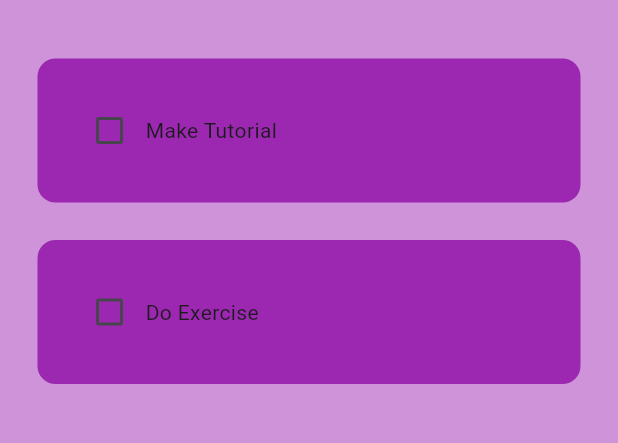
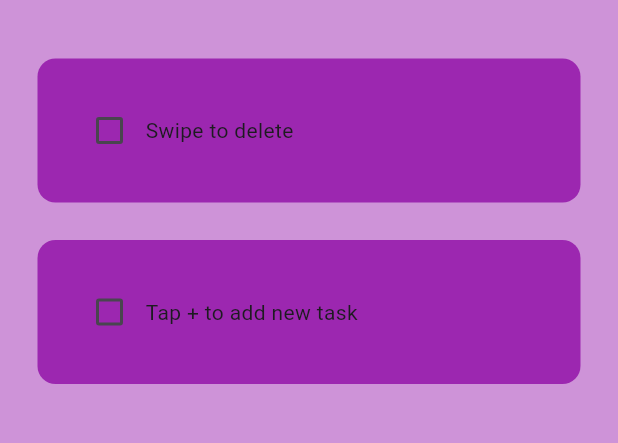
Before and after one commit to Ayush2006128/todo, a Flutter app: the screen it shows after launch, on a phone screen of 412 x 824 dp, the part 63-506 px from its top. Run offline on Flutter 3.47's test engine with Material 2 defaults, Android fonts, the phone set to English and light mode, and no system bars; drawn by our look-alikes of flutter_slidable; our stand-ins replace hive_flutter; accounts and stored records are empty.

Commit message:
first built

```diff
--- a/lib/data/database.dart
+++ b/lib/data/database.dart
@@ -9,8 +9,8 @@ class ToDoDataBase {
   // run this method if this is the 1st time ever opening this app
   void createInitialData() {
     toDoList = [
-      ["Make Tutorial", false],
-      ["Do Exercise", false],
+      ["Swipe to delete", false],
+      ["Tap + to add new task", false],
     ];
   }
 
--- a/lib/pages/home_page.dart
+++ b/lib/pages/home_page.dart
@@ -74,7 +74,21 @@ class _HomePageState extends State<HomePage> {
 
   @override
   Widget build(BuildContext context) {
-    return Scaffold(
+    return Container(
+      decoration: const BoxDecoration(
+        gradient: LinearGradient(
+          begin: Alignment.topRight,
+          end: Alignment.bottomLeft,
+          stops: [0.1,0.5,0.9,0.7],
+          colors: [
+            Color.fromARGB(255, 187, 1, 255),
+            Color.fromARGB(255, 255, 1, 107),
+            Color.fromARGB(255, 255, 1, 1),
+            Color.fromARGB(255, 255, 1, 242)
+          ]
+        )
+      ),
+      child: Scaffold(
         backgroundColor: Colors.purple[200],
         appBar: AppBar(
           backgroundColor: Colors.purple[200],
@@ -96,6 +110,7 @@ class _HomePageState extends State<HomePage> {
             );
           },
         ),
+      ),
     );
   }
 }
```
Also changed, not shown: lib/api/firebase.dart (deleted). Lines whose indentation alone changed are shown as unchanged.
